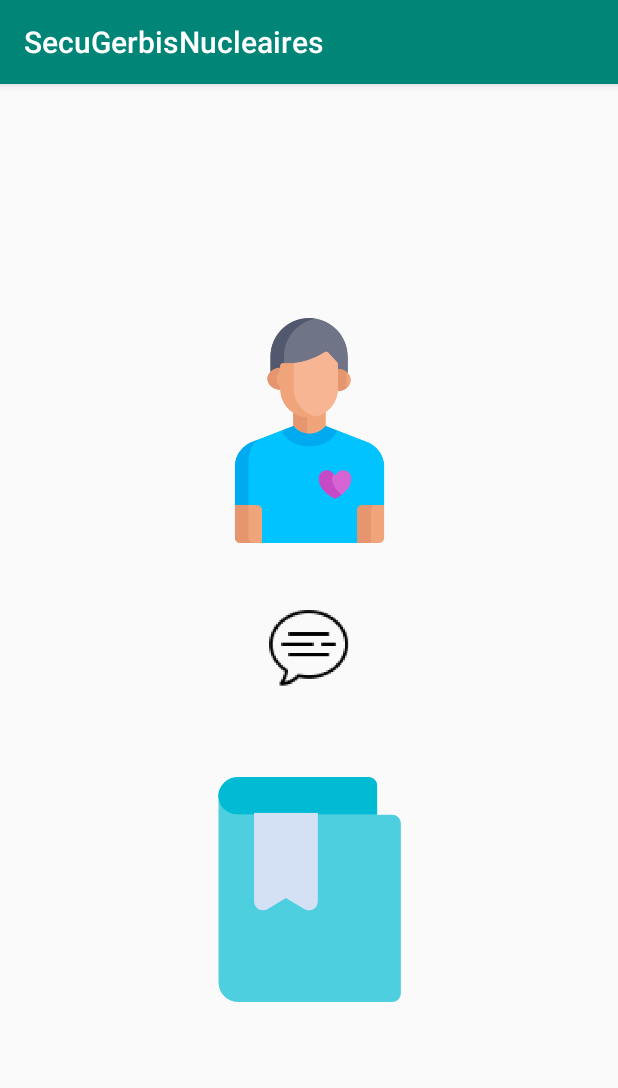
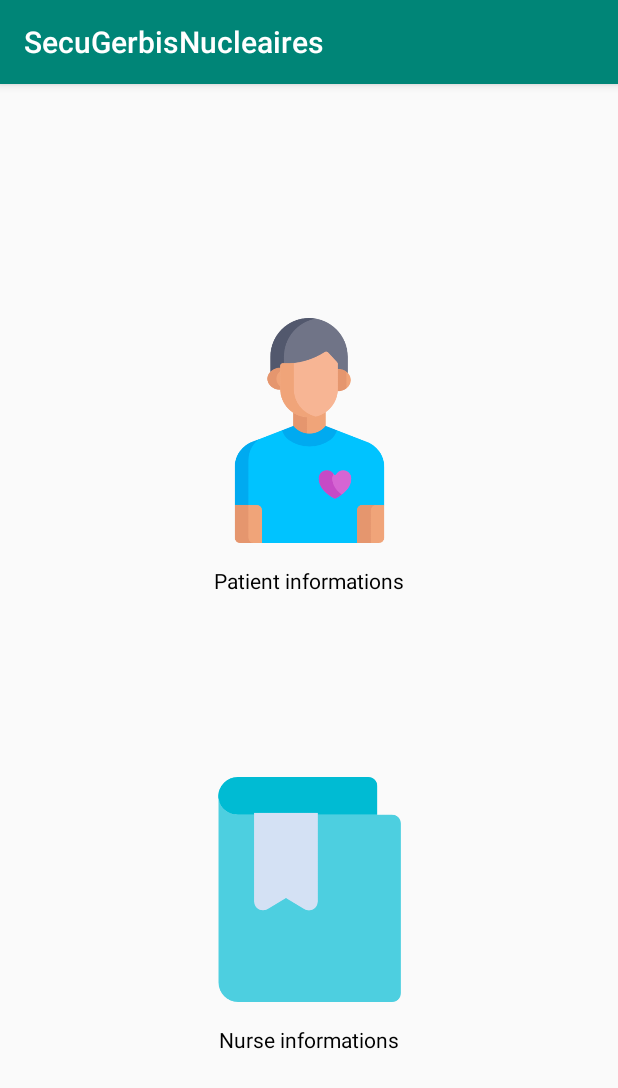
Before and after one commit to EvannDev/cryptoMobile-1, an Android app: the screen it shows after launch (HomeActivity), on a phone screen of 412 x 824 dp. Shown: the top 1088 px of the screen. Run offline under Robolectric (Android 15) with nearby library versions, the phone set to English and light mode, and no system bars.

Commit message:
Ajout de texte et commencement de la page d'infos personnelles

```diff
--- a/SecuGerbisNucleaires/app/src/main/java/fr/isen/gerbisnucleaires/secugerbisnucleaires/HomeActivity.kt
+++ b/SecuGerbisNucleaires/app/src/main/java/fr/isen/gerbisnucleaires/secugerbisnucleaires/HomeActivity.kt
@@ -22,8 +22,12 @@ class HomeActivity : AppCompatActivity() {
             newIntent(this, PatientsInfoActivity::class.java)
         }
 
-        chatID.setOnClickListener {
-            newIntent(this, MessengerActivity::class.java)
+        textPatient.setOnClickListener {
+            newIntent(this, PatientsInfoActivity::class.java)
+        }
+
+        textInfirmiers.setOnClickListener {
+            newIntent(this, PersonalInfoActivity::class.java)
         }
     }
 
--- a/SecuGerbisNucleaires/app/src/main/res/layout/activity_home.xml
+++ b/SecuGerbisNucleaires/app/src/main/res/layout/activity_home.xml
@@ -30,13 +30,26 @@
         app:layout_constraintTop_toTopOf="parent"
         app:srcCompat="@drawable/patient" />
 
-    <ImageView
-        android:id="@+id/chatID"
+    <TextView
+        android:id="@+id/textPatient"
         android:layout_width="wrap_content"
         android:layout_height="wrap_content"
-        android:layout_marginTop="16dp"
+        android:layout_marginTop="15dp"
+        android:text="Patient informations"
+        android:textColor="#000000"
         app:layout_constraintEnd_toEndOf="parent"
         app:layout_constraintStart_toStartOf="parent"
-        app:layout_constraintTop_toBottomOf="@+id/patientsInfoButton"
-        app:srcCompat="@mipmap/chat_foreground" />
+        app:layout_constraintTop_toBottomOf="@+id/patientsInfoButton" />
+
+    <TextView
+        android:id="@+id/textInfirmiers"
+        android:layout_width="wrap_content"
+        android:layout_height="wrap_content"
+        android:layout_marginTop="15dp"
+        android:text="Nurse informations"
+        android:textColor="#000000"
+        app:layout_constraintEnd_toEndOf="parent"
+        app:layout_constraintStart_toStartOf="parent"
+        app:layout_constraintTop_toBottomOf="@+id/personnalInfoButton" />
+
 </androidx.constraintlayout.widget.ConstraintLayout>
```
